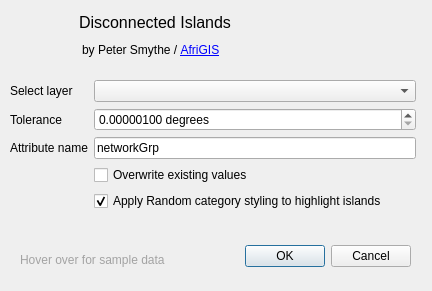
Before: the Qt Designer form disconnected_islands_dialog_base.ui in petersmythe/disconnected-islands, drawn with Qt 5.
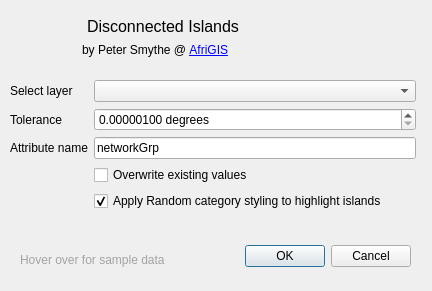
After: the same form once the commit is applied. Icons and pictures are not drawn.

Commit message: Remove / from Author field - feedback from Plugin upload

The edit to the form file:
```diff
--- a/disconnected_islands_dialog_base.ui
+++ b/disconnected_islands_dialog_base.ui
@@ -34,8 +34,8 @@
     <rect>
      <x>10</x>
      <y>10</y>
-     <width>221</width>
-     <height>26</height>
+     <width>229</width>
+     <height>34</height>
     </rect>
    </property>
    <layout class="QHBoxLayout" name="horizontalLayout">
@@ -163,7 +163,7 @@
     </rect>
    </property>
    <property name="text">
-    <string>&lt;html&gt;&lt;head/&gt;&lt;body&gt;&lt;p&gt;by Peter Smythe / &lt;a href=&quot;https://www.afrigis.co.za&quot;&gt;&lt;span style=&quot; text-decoration: underline; color:#0000ff;&quot;&gt;AfriGIS&lt;/span&gt;&lt;/a&gt;&lt;/p&gt;&lt;/body&gt;&lt;/html&gt;</string>
+    <string>&lt;html&gt;&lt;head/&gt;&lt;body&gt;&lt;p&gt;by Peter Smythe @ &lt;a href=&quot;https://www.afrigis.co.za&quot;&gt;&lt;span style=&quot; text-decoration: underline; color:#0000ff;&quot;&gt;AfriGIS&lt;/span&gt;&lt;/a&gt;&lt;/p&gt;&lt;/body&gt;&lt;/html&gt;</string>
    </property>
    <property name="openExternalLinks">
     <bool>true</bool>
```
The commit also changes 1 other file.
